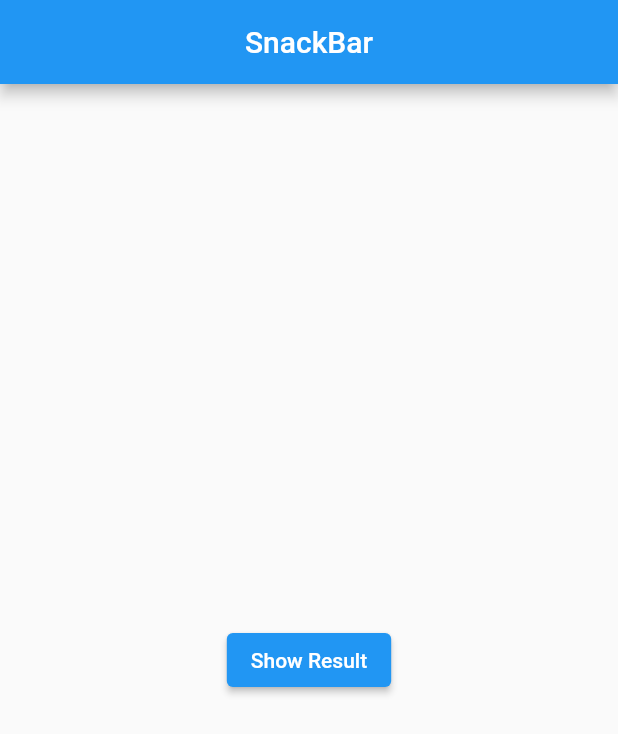
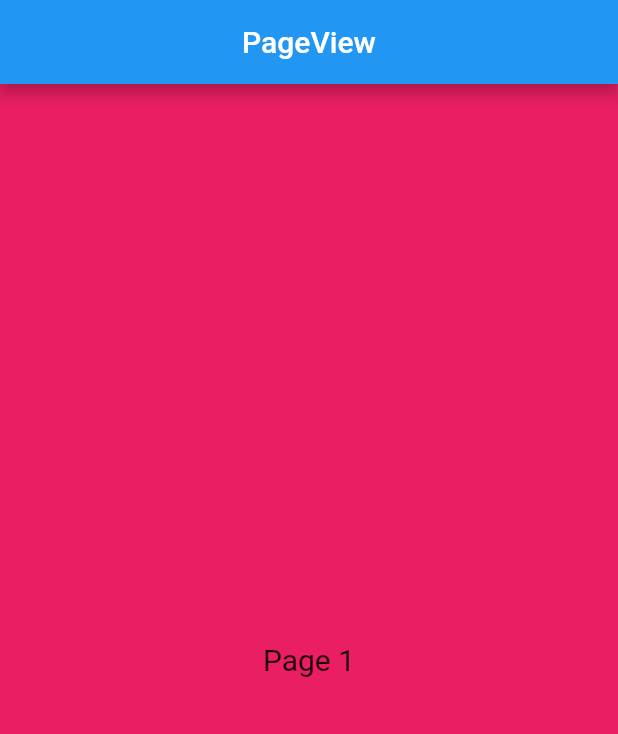
Before and after one commit to Nabinji/flutter_project, a Flutter app: the screen it shows after launch, on a phone screen of 412 x 824 dp. Shown: the top 734 px of the screen. Run offline on Flutter 3.47's test engine with Material 2 defaults, Android fonts, the phone set to English and light mode, and no system bars; our stand-ins replace another_carousel_pro; missing offline and left inert: flutter_bs_ad_calendar.

Commit message:
new code

```diff
--- a/lib/main.dart
+++ b/lib/main.dart
@@ -8,8 +8,8 @@ import 'package:flutter/material.dart';
 // import 'image_slider.dart';
 // import 'new_calender.dart';
 // import 'hoirzontal_vertical.dart';
-
-import 'package:my_project/snackBar.dart';
+// import 'package:my_project/snackBar.dart';
+import 'package:my_project/page_view.dart';
 
 void main() {
   runApp(const MyApp());
@@ -22,7 +22,9 @@ class MyApp extends StatelessWidget {
   Widget build(BuildContext context) {
     return const MaterialApp(
       debugShowCheckedModeBanner: false,
-      home: ShowSnackBar(),
+      home: PageViewWidget(),
+      //  ShowSnackBar(),
+
       // AlertBox(),
       //  MyTabBar()
       // HoriontalVerticleScrolling(),
--- /dev/null
+++ b/lib/page_view.dart
@@ -0,0 +1,56 @@
+import 'package:flutter/material.dart';
+
+class PageViewWidget extends StatelessWidget {
+  const PageViewWidget({super.key});
+
+  @override
+  Widget build(BuildContext context) {
+    return Scaffold(
+      appBar: AppBar(
+        centerTitle: true,
+        title: const Text("PageView"),
+      ),
+      body: PageView(
+        scrollDirection: Axis.horizontal,
+        children: [
+          Container(
+            color: Colors.pink,
+            child: const Center(
+              child: Text(
+                "Page 1",
+                style: TextStyle(fontSize: 20),
+              ),
+            ),
+          ),
+          Container(
+            color: Colors.green,
+            child: const Center(
+              child: Text(
+                "Page 2",
+                style: TextStyle(fontSize: 20),
+              ),
+            ),
+          ),
+          Container(
+            color: Colors.blue,
+            child: const Center(
+              child: Text(
+                "Page 3",
+                style: TextStyle(fontSize: 20),
+              ),
+            ),
+          ),
+          Container(
+            color: Colors.orange,
+            child: const Center(
+              child: Text(
+                "Page 4",
+                style: TextStyle(fontSize: 20),
+              ),
+            ),
+          ),
+        ],
+      ),
+    );
+  }
+}
```
